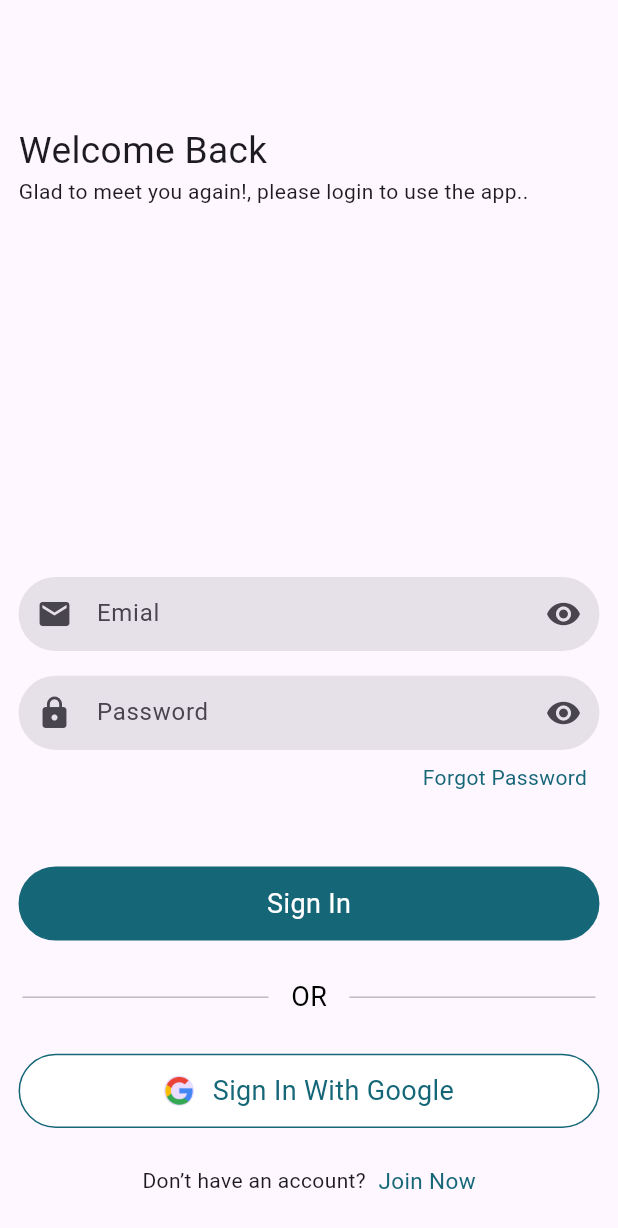
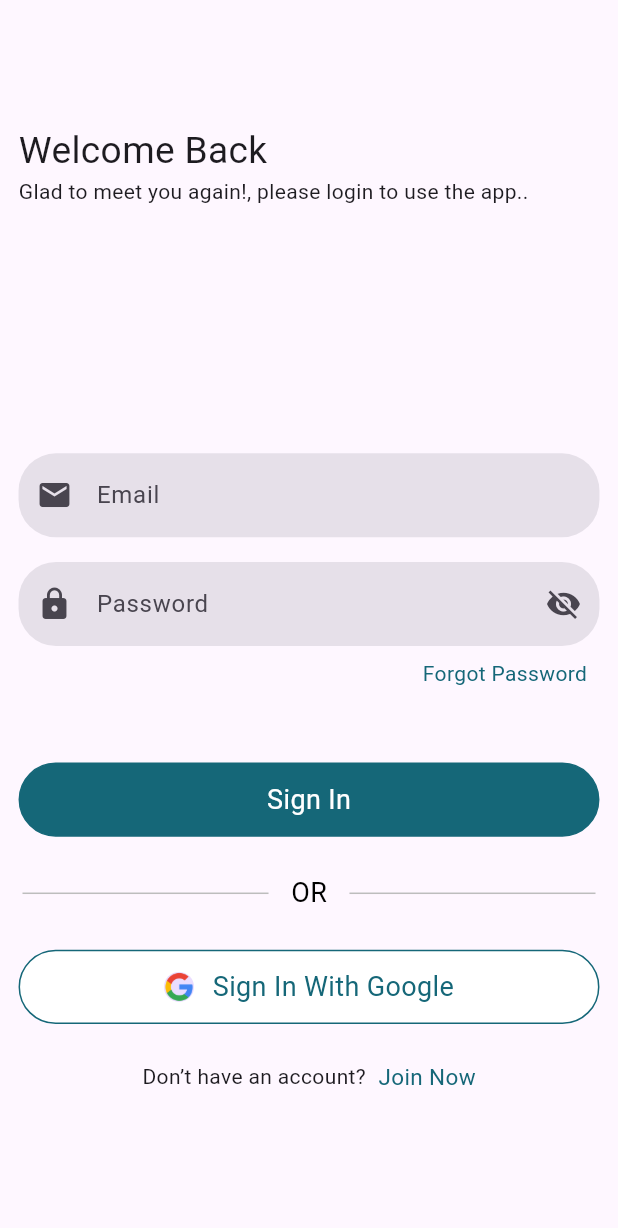
Before and after one commit to shahedroks/Salon-App, a Flutter app: the screen it shows after launch, on a phone screen of 412 x 824 dp. Shown: the top 1228 px of the screen. Run offline on Flutter 3.47's test engine with Material 3 defaults, Android fonts, the phone set to English and light mode, and no system bars; our stand-ins replace bloc, flutter_bloc.

Commit message:
OpsureText add only password

```diff
--- a/lib/main.dart
+++ b/lib/main.dart
@@ -1,5 +1,8 @@
 import 'package:flutter/material.dart';
-import 'package:selon/pages/home_page/home_page.dart';
+import 'package:flutter_bloc/flutter_bloc.dart';
+import 'package:selon/pages/home_page/users_home_page.dart';
+import 'package:selon/pages/signIn_page/signin_page.dart';
+import 'package:selon/pages/signin_page/state_management/bloc/signin_bloc.dart';
 
 void main() {
   runApp(const MyApp());
@@ -10,9 +13,15 @@ class MyApp extends StatelessWidget {
 
   @override
   Widget build(BuildContext context) {
-    return MaterialApp(
-      initialRoute: "/",
-      routes: {"/": (context) => HomePage()},
+    return MultiBlocProvider(
+      providers: [BlocProvider(create: (_) => SigninBloc())],
+      child: MaterialApp(
+        initialRoute: "/",
+        routes: {
+          "/": (context) => SignInPage(),
+          "/users_home_page": (context) => UsersHomePage(),
+        },
+      ),
     );
   }
 }
--- a/lib/pages/home_page/custom_widget/custom_signIn_button.dart
+++ /dev/null
@@ -1,42 +0,0 @@
-import 'package:flutter/material.dart';
-
-class CustomSigninButton extends StatelessWidget {
-  String? text;
-  Color? contenerColor;
-  Color? textColor;
-  String? image;
-  bool showAvater;
-  CustomSigninButton({
-    super.key,
-    this.text,
-    this.contenerColor,
-    this.textColor,
-    this.image,
-    this.showAvater = true,
-  });
-
-  @override
-  Widget build(BuildContext context) {
-    final sizeWidth = MediaQuery.of(context).size.width;
-    final sizeHeight = MediaQuery.of(context).size.height;
-    return Container(
-      margin: EdgeInsets.symmetric(horizontal: sizeWidth * 0.03),
-      height: sizeHeight * 0.06,
-      width: sizeWidth,
-      decoration: BoxDecoration(
-        border: Border.all(width: 1, color: Color(0xff156778)),
-        color: contenerColor,
-        borderRadius: BorderRadius.circular(25),
-      ),
-      child: Row(
-        mainAxisAlignment: MainAxisAlignment.center,
-        children: [
-          if (showAvater)
-            CircleAvatar(child: Image.asset("$image"), radius: 10),
-          SizedBox(width: showAvater ? sizeWidth * 0.03 : 0),
-          Text(text!, style: TextStyle(fontSize: 18, color: textColor)),
-        ],
-      ),
-    );
-  }
-}
--- /dev/null
+++ b/lib/pages/home_page/users_home_page.dart
@@ -0,0 +1,15 @@
+import 'package:flutter/material.dart';
+
+class UsersHomePage extends StatefulWidget {
+  const UsersHomePage({super.key});
+
+  @override
+  State<UsersHomePage> createState() => _UsersHomePageState();
+}
+
+class _UsersHomePageState extends State<UsersHomePage> {
+  @override
+  Widget build(BuildContext context) {
+    return Scaffold();
+  }
+}
--- /dev/null
+++ b/lib/pages/signin_page/custom_widget/custom_signIn_button.dart
@@ -0,0 +1,47 @@
+import 'package:flutter/material.dart';
+
+class CustomSigninButton extends StatelessWidget {
+  String? text;
+  Color? contenerColor;
+  Color? textColor;
+  String? image;
+  bool showAvater;
+  final VoidCallback? signIn;
+  CustomSigninButton({
+    super.key,
+    this.text,
+    this.contenerColor,
+    this.textColor,
+    this.image,
+    this.showAvater = true,
+    this.signIn,
+  });
+
+  @override
+  Widget build(BuildContext context) {
+    final sizeWidth = MediaQuery.of(context).size.width;
+    final sizeHeight = MediaQuery.of(context).size.height;
+    return InkWell(
+      onTap: signIn,
+      child: Container(
+        margin: EdgeInsets.symmetric(horizontal: sizeWidth * 0.03),
+        height: sizeHeight * 0.06,
+        width: sizeWidth,
+        decoration: BoxDecoration(
+          border: Border.all(width: 1, color: Color(0xff156778)),
+          color: contenerColor,
+          borderRadius: BorderRadius.circular(25),
+        ),
+        child: Row(
+          mainAxisAlignment: MainAxisAlignment.center,
+          children: [
+            if (showAvater)
+              CircleAvatar(child: Image.asset("$image"), radius: 10),
+            SizedBox(width: showAvater ? sizeWidth * 0.03 : 0),
+            Text(text!, style: TextStyle(fontSize: 18, color: textColor)),
+          ],
+        ),
+      ),
+    );
+  }
+}
--- a/lib/pages/home_page/custom_widget/custom_text_form_feild.dart
+++ b/lib/pages/signin_page/custom_widget/custom_text_form_feild.dart
@@ -5,11 +5,13 @@ class CustomTextFormFeild extends StatelessWidget {
   String? labelText;
   var controler;
   IconData prefixIcon;
-  IconData suffixIcon;
+  IconData? suffixIcon;
+  bool obscureText;
   final String? Function(String?)? validator;
+  late VoidCallback? onPressed;
   // bool passwordVisible;
   // bool isVisibleIconShow;
-  // bool isObscureText;
+
   // final VoidCallback passIcon;
   // final VoidCallback valitation;
 
@@ -19,13 +21,14 @@ class CustomTextFormFeild extends StatelessWidget {
     this.labelText,
     this.controler,
     required this.prefixIcon,
-    required this.suffixIcon,
+    this.suffixIcon,
     required this.validator,
+    required this.onPressed,
 
     // required this.valitation,
     // required this.isVisibleIconShow,
     // required this.passIcon,
-    // required this.isObscureText
+    required this.obscureText,
   });
 
   @override
@@ -33,12 +36,13 @@ class CustomTextFormFeild extends StatelessWidget {
     final sizeWidth = MediaQuery.of(context).size.width;
     final sizeHeight = MediaQuery.of(context).size.height;
     return Container(
-      height: sizeHeight * 0.06,
+      // height: sizeHeight * 0.06,
       width: sizeWidth,
       margin: EdgeInsets.symmetric(horizontal: sizeWidth * 0.03),
       child: TextFormField(
         // validator: ,
         keyboardType: TextInputType.text,
+        obscureText: obscureText,
         controller: controler,
         validator: validator,
         decoration: InputDecoration(
@@ -49,16 +53,19 @@ class CustomTextFormFeild extends StatelessWidget {
             borderRadius: BorderRadius.circular(25),
           ),
           prefixIcon: Icon(prefixIcon),
-          suffixIcon: Icon(suffixIcon),
+          suffixIcon:
+              suffixIcon != null
+                  ? IconButton(onPressed: onPressed!, icon: Icon(suffixIcon))
+                  : null,
 
           // enabledBorder: OutlineInputBorder(
           //   borderRadius: BorderRadius.all(Radius.circular(25)),
           //   borderSide: BorderSide(color: Colors.grey.shade400),
           // ),
-          focusedBorder: OutlineInputBorder(
-            borderRadius: BorderRadius.all(Radius.circular(25)),
-            borderSide: BorderSide(color: Colors.grey.shade400),
-          ),
+          // focusedBorder: OutlineInputBorder(
+          //   borderRadius: BorderRadius.all(Radius.circular(25)),
+          //   borderSide: BorderSide(color: Colors.grey.shade400),
+          // ),
           hintText: hintText,
           labelText: labelText,
         ),
--- a/lib/pages/home_page/home_page.dart
+++ b/lib/pages/signin_page/signin_page.dart
@@ -1,21 +1,25 @@
 import 'package:flutter/material.dart';
-import 'package:selon/pages/home_page/custom_function/email_checker.dart';
-import 'package:selon/pages/home_page/custom_function/password_check.dart';
-import 'package:selon/pages/home_page/custom_widget/custom_divider.dart';
-import 'package:selon/pages/home_page/custom_widget/custom_signIn_button.dart';
-import 'package:selon/pages/home_page/custom_widget/custom_text_form_feild.dart';
+import 'package:selon/pages/signIn_page/custom_widget/custom_text_form_feild.dart';
 
-class HomePage extends StatefulWidget {
-  const HomePage({super.key});
+import 'custom_function/email_checker.dart';
+import 'custom_function/password_check.dart';
+import 'custom_widget/custom_divider.dart';
+import 'custom_widget/custom_signIn_button.dart';
+
+class SignInPage extends StatefulWidget {
+  const SignInPage({super.key});
 
   @override
-  State<HomePage> createState() => _HomePageState();
+  State<SignInPage> createState() => _SignInPageState();
 }
 
+bool obscureText = true;
+bool suffixIcon = false;
 TextEditingController email = TextEditingController();
+TextEditingController password = TextEditingController();
 final GlobalKey<FormState> isFormKey = GlobalKey<FormState>();
 
-class _HomePageState extends State<HomePage> {
+class _SignInPageState extends State<SignInPage> {
   @override
   Widget build(BuildContext context) {
     final sizeWidth = MediaQuery.of(context).size.width;
@@ -40,24 +44,35 @@ class _HomePageState extends State<HomePage> {
                 "Glad to meet you again!, please login to use the app..",
               ),
             ),
-            SizedBox(height: sizeHeight * 0.3),
+            SizedBox(height: sizeHeight * 0.2),
             CustomTextFormFeild(
-              suffixIcon: Icons.remove_red_eye,
+              // suffixIcon: null,
+              obscureText: false,
               hintText: "Email",
               controler: email,
-              labelText: "Emial",
+              // labelText: "Emial",
               prefixIcon: Icons.email,
               validator: (value) => onEmailChecker(value),
+              onPressed: () {},
             ),
             SizedBox(height: sizeHeight * 0.02),
             CustomTextFormFeild(
               validator: (value) => onPasswordChecker(value),
-              suffixIcon: Icons.remove_red_eye,
+              suffixIcon: suffixIcon ? Icons.visibility : Icons.visibility_off,
+
               hintText: "Password",
-              controler: email,
-              labelText: "Password",
+              controler: password,
+              // labelText: "Password",
               prefixIcon: Icons.lock,
+              obscureText: obscureText,
+              onPressed: () {
+                setState(() {
+                  suffixIcon = !suffixIcon;
+                  obscureText = !obscureText;
+                });
+              },
             ),
+
             Container(
               padding: EdgeInsets.symmetric(vertical: sizeHeight * 0.01),
               margin: EdgeInsets.symmetric(horizontal: sizeWidth * 0.05),
@@ -69,6 +84,11 @@ class _HomePageState extends State<HomePage> {
             ),
             SizedBox(height: sizeHeight * 0.05),
             CustomSigninButton(
+              signIn: () {
+                if (isFormKey.currentState!.validate()) {
+                  Navigator.pushNamed(context, "/users_home_page");
+                }
+              },
               text: "Sign In",
               contenerColor: Color(0xff156778),
               textColor: Colors.white,
--- /dev/null
+++ b/lib/pages/signin_page/state_management/bloc/signin_bloc.dart
@@ -0,0 +1,31 @@
+import 'package:bloc/bloc.dart';
+
+part 'signin_event.dart';
+part 'signin_state.dart';
+
+class SigninBloc extends Bloc<SigninEvent, SigninState> {
+  SigninBloc()
+    : super(
+        SigninState(
+          isObscureText: false,
+          isVisibleIconShow: false,
+          isPasswordVisible: false,
+        ),
+      ) {
+    on<OnPasswordVisibleEvent>((event, emit) {
+      var _passwordVisibleCopy = state.isPasswordVisible;
+      var _ObscureTextCopy = state.isObscureText;
+      _passwordVisibleCopy = !_passwordVisibleCopy;
+      _ObscureTextCopy = !_ObscureTextCopy;
+      print("onPasswordVisible is all right");
+
+      emit(
+        SigninState(
+          isPasswordVisible: _passwordVisibleCopy,
+          isVisibleIconShow: false,
+          isObscureText: _ObscureTextCopy,
+        ),
+      );
+    });
+  }
+}
--- /dev/null
+++ b/lib/pages/signin_page/state_management/bloc/signin_event.dart
@@ -0,0 +1,14 @@
+part of 'signin_bloc.dart';
+
+abstract class SigninEvent {}
+
+class OnPasswordVisibleEvent extends SigninEvent {
+  // final bool isPasswordVisible;
+
+  // final bool isVisibleIconShow;
+  // final bool isObscureText;
+  // OnPasswordVisibleEvent({
+  //   required this.isPasswordVisible,
+  //   // required this.isVisibleIconShow,required this.isObscureText
+  // });
+}
--- /dev/null
+++ b/lib/pages/signin_page/state_management/bloc/signin_state.dart
@@ -0,0 +1,13 @@
+part of 'signin_bloc.dart';
+
+final class SigninState {
+  final bool isPasswordVisible;
+  final bool isVisibleIconShow;
+  final bool isObscureText;
+
+  SigninState({
+    required this.isPasswordVisible,
+    required this.isVisibleIconShow,
+    required this.isObscureText,
+  });
+}
--- a/pubspec.yaml
+++ b/pubspec.yaml
@@ -34,6 +34,7 @@ dependencies:
   # The following adds the Cupertino Icons font to your application.
   # Use with the CupertinoIcons class for iOS style icons.
   cupertino_icons: ^1.0.8
+  flutter_bloc: ^9.1.0
 
 dev_dependencies:
   flutter_test:
```
Also changed, not shown: lib/pages/signin_page/custom_function/email_checker.dart (renamed from lib/pages/home_page/custom_function/email_checker.dart), lib/pages/signin_page/custom_function/password_check.dart (renamed from lib/pages/home_page/custom_function/password_check.dart), lib/pages/signin_page/custom_widget/custom_divider.dart (renamed from lib/pages/home_page/custom_widget/custom_divider.dart), pubspec.lock.
